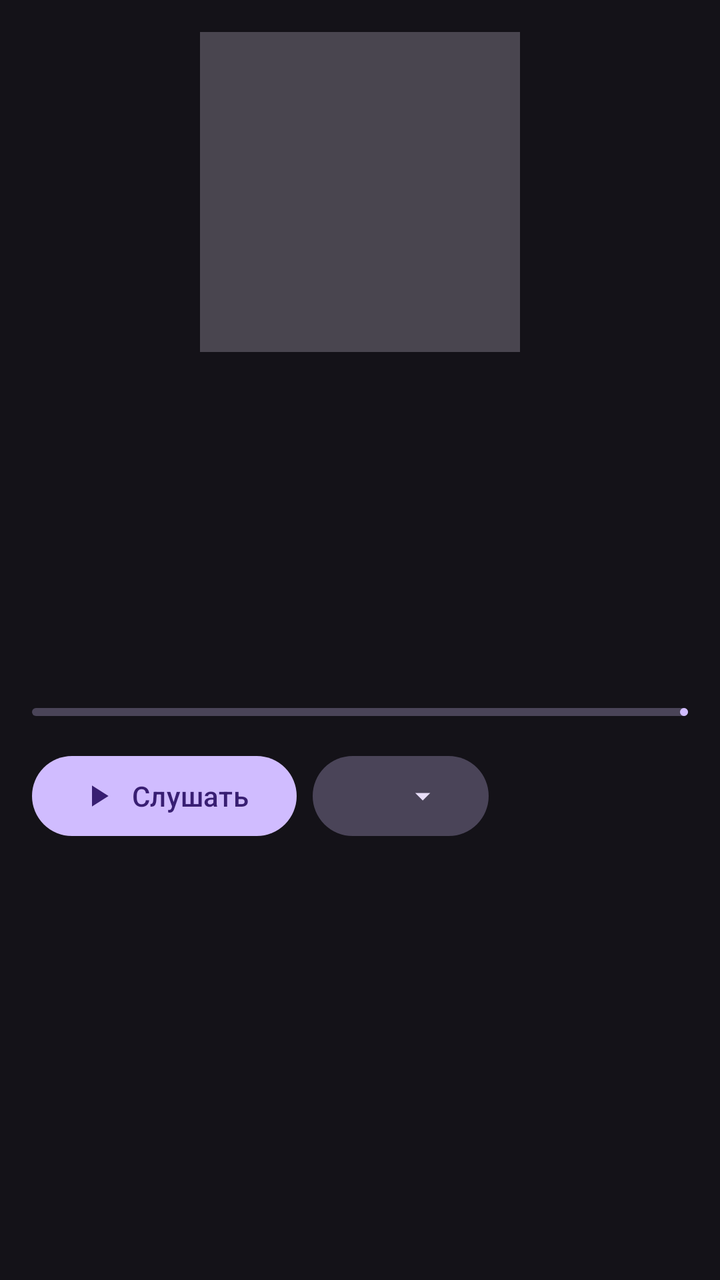
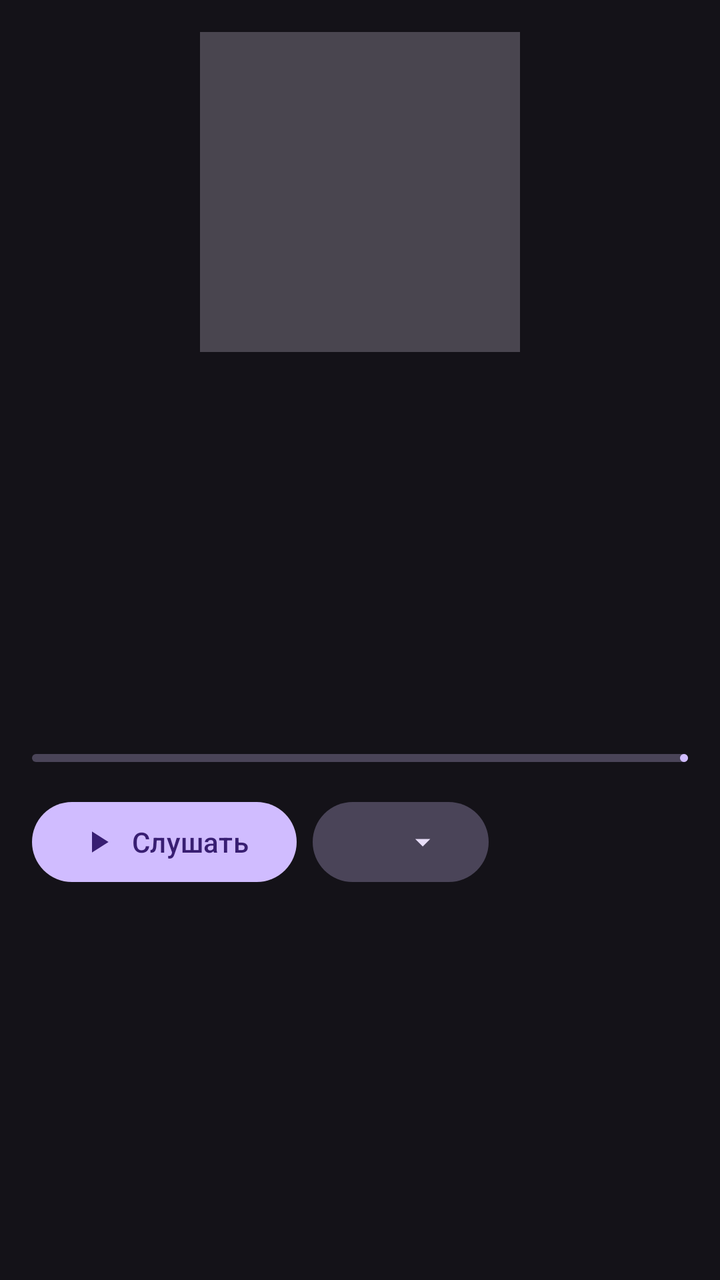

Compare the two renders of this Android layout. The source of the first and the diff that turns it into the second are given below.
<!-- AndroidManifest.xml: application theme Theme.AudioBookPlayer -->
<!-- res/layout/item_book_header.xml -->
<?xml version="1.0" encoding="utf-8"?>
<LinearLayout xmlns:android="http://schemas.android.com/apk/res/android"
    xmlns:app="http://schemas.android.com/apk/res-auto"
    android:layout_width="match_parent"
    android:layout_height="wrap_content"
    android:orientation="vertical"
    android:padding="16dp">

    <ImageView
        android:id="@+id/cover"
        android:layout_width="@dimen/book_cover_size"
        android:layout_height="@dimen/book_cover_size"
        android:layout_gravity="center_horizontal"
        android:background="?attr/colorSurfaceVariant"
        android:importantForAccessibility="no"
        android:scaleType="centerCrop" />

    <TextView
        android:id="@+id/title"
        android:layout_width="match_parent"
        android:layout_height="wrap_content"
        android:layout_marginTop="16dp"
        android:textAppearance="?attr/textAppearanceHeadlineSmall" />

    <TextView
        android:id="@+id/author"
        android:layout_width="match_parent"
        android:layout_height="wrap_content"
        android:layout_marginTop="4dp"
        android:textAppearance="?attr/textAppearanceTitleMedium" />

    <TextView
        android:id="@+id/series"
        android:layout_width="match_parent"
        android:layout_height="wrap_content"
        android:layout_marginTop="4dp"
        android:textAppearance="?attr/textAppearanceBodyMedium" />

    <TextView
        android:id="@+id/narrator"
        android:layout_width="match_parent"
        android:layout_height="wrap_content"
        android:layout_marginTop="4dp"
        android:textAppearance="?attr/textAppearanceBodyMedium" />

    <TextView
        android:id="@+id/summary"
        android:layout_width="match_parent"
        android:layout_height="wrap_content"
        android:layout_marginTop="8dp"
        android:textAppearance="?attr/textAppearanceBodyMedium" />

    <TextView
        android:id="@+id/progressText"
        android:layout_width="match_parent"
        android:layout_height="wrap_content"
        android:layout_marginTop="8dp"
        android:textAppearance="?attr/textAppearanceBodyMedium" />

    <com.google.android.material.progressindicator.LinearProgressIndicator
        android:id="@+id/progress"
        android:layout_width="match_parent"
        android:layout_height="wrap_content"
        android:layout_marginTop="4dp"
        android:importantForAccessibility="no"
        android:max="100"
        app:trackCornerRadius="2dp" />

    <LinearLayout
        android:layout_width="match_parent"
        android:layout_height="wrap_content"
        android:layout_marginTop="16dp"
        android:orientation="horizontal">

        <com.google.android.material.button.MaterialButton
            android:id="@+id/listen"
            android:layout_width="wrap_content"
            android:layout_height="wrap_content"
            android:text="@string/book_listen"
            app:icon="@drawable/ic_play" />

        <com.google.android.material.button.MaterialButton
            android:id="@+id/status"
            style="@style/Widget.Material3.Button.TonalButton"
            android:layout_width="wrap_content"
            android:layout_height="wrap_content"
            android:layout_marginStart="8dp"
            app:icon="@drawable/ic_arrow_drop_down"
            app:iconGravity="end" />
    </LinearLayout>

</LinearLayout>
<!-- resources referenced by this layout -->
<resources>
  <dimen name="book_cover_size">160dp</dimen>
  <!-- drawable ic_arrow_drop_down (drawable) -->
  <vector xmlns:android="http://schemas.android.com/apk/res/android"
      android:width="24dp"
      android:height="24dp"
      android:tint="?attr/colorControlNormal"
      android:viewportWidth="24"
      android:viewportHeight="24">
      <path
          android:fillColor="@android:color/white"
          android:pathData="M7,10l5,5 5,-5z" />
  </vector>
  <!-- drawable ic_play (drawable) -->
  <vector xmlns:android="http://schemas.android.com/apk/res/android"
      android:width="24dp"
      android:height="24dp"
      android:autoMirrored="true"
      android:tint="?attr/colorControlNormal"
      android:viewportWidth="24"
      android:viewportHeight="24">
      <path
          android:fillColor="@android:color/white"
          android:pathData="M8,5v14l11,-7z" />
  </vector>
  <string name="book_listen">Слушать</string>
  <style name="Theme.AudioBookPlayer" parent="Theme.Material3.Dark.NoActionBar" />
</resources>

<!-- the commit's change to res/layout/item_book_header.xml (unified diff, before → after) -->
@@ -51,6 +51,13 @@
         android:textAppearance="?attr/textAppearanceBodyMedium" />
 
     <TextView
+        android:id="@+id/size"
+        android:layout_width="match_parent"
+        android:layout_height="wrap_content"
+        android:layout_marginTop="4dp"
+        android:textAppearance="?attr/textAppearanceBodyMedium" />
+
+    <TextView
         android:id="@+id/progressText"
         android:layout_width="match_parent"
         android:layout_height="wrap_content"
@@ -89,4 +96,13 @@
             app:iconGravity="end" />
     </LinearLayout>
 
+    <com.google.android.material.button.MaterialButton
+        android:id="@+id/download"
+        style="@style/Widget.Material3.Button.OutlinedButton"
+        android:layout_width="wrap_content"
+        android:layout_height="wrap_content"
+        android:layout_marginTop="8dp"
+        android:visibility="gone"
+        app:icon="@drawable/ic_download" />
+
 </LinearLayout>
<!-- resource entries referenced after the edit -->
@@ -11,6 +11,16 @@
       <path
           android:fillColor="@android:color/white"
           android:pathData="M7,10l5,5 5,-5z" />
+  </vector>
+  <!-- drawable ic_download (drawable) -->
+  <vector xmlns:android="http://schemas.android.com/apk/res/android"
+      android:width="24dp"
+      android:height="24dp"
+      android:viewportWidth="24"
+      android:viewportHeight="24">
+      <path
+          android:fillColor="@android:color/white"
+          android:pathData="M5,20h14v-2H5V20zM19,9h-4V3H9v6H5l7,7L19,9z" />
   </vector>
   <!-- drawable ic_play (drawable) -->
   <vector xmlns:android="http://schemas.android.com/apk/res/android"
